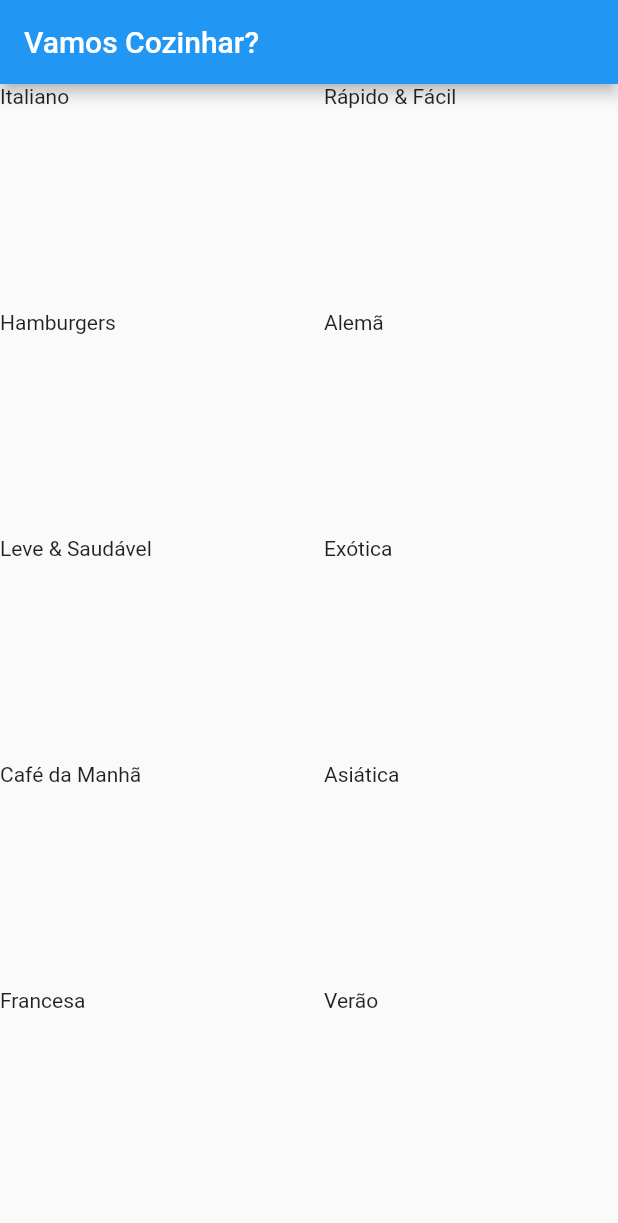
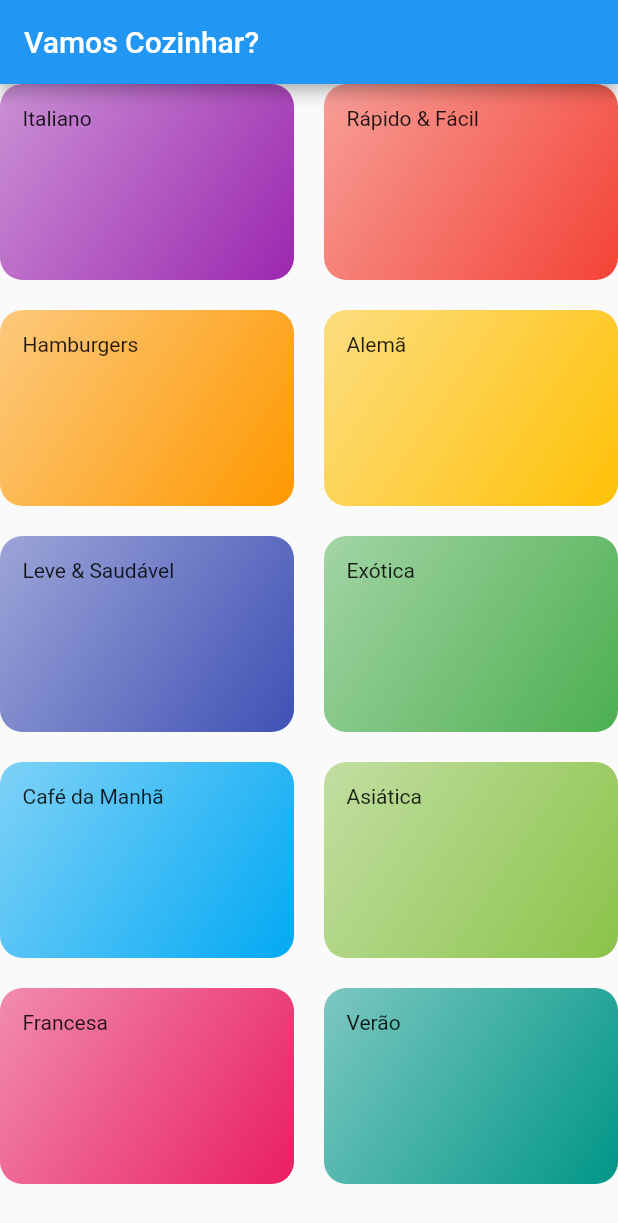
Before and after one commit to LucasWMedeiros/app_receitas, a Flutter app: the screen it shows after launch, on a phone screen of 412 x 824 dp. Shown: the top 1223 px of the screen. Run offline on Flutter 3.47's test engine with Material 2 defaults, Android fonts, the phone set to English and light mode, and no system bars.

Commit message:
Editando apresentação de estilo da categoria

```diff
--- /dev/null
+++ b/lib/Components/category_item.dart
@@ -0,0 +1,28 @@
+import 'package:app_receitas/models/category.dart';
+import 'package:flutter/material.dart';
+
+class CategoryItem extends StatelessWidget {
+
+  final Category category;
+
+  CategoryItem(this.category);
+
+  @override
+  Widget build(BuildContext context) {
+    return Container(
+      padding: EdgeInsets.all(15),
+      child: Text(category.title!),
+      decoration: BoxDecoration(
+        borderRadius: BorderRadius.circular(15),
+        gradient: LinearGradient(
+          colors: [
+            category.color!.withOpacity(0.5),
+            category.color!,
+          ],
+          begin: Alignment.topLeft,
+          end: Alignment.bottomRight
+        )
+      ),
+    );
+  }
+}
--- a/lib/Components/category_iten.dart
+++ /dev/null
@@ -1,16 +0,0 @@
-import 'package:app_receitas/models/category.dart';
-import 'package:flutter/material.dart';
-
-class CategoryItem extends StatelessWidget {
-
-  final Category category;
-
-  CategoryItem(this.category);
-
-  @override
-  Widget build(BuildContext context) {
-    return Container(
-      child: Text(category.title!),
-    );
-  }
-}
--- a/lib/Screens/categories_screen.dart
+++ b/lib/Screens/categories_screen.dart
@@ -1,6 +1,6 @@
 // ignore_for_file: prefer_const_constructors
 
-import 'package:app_receitas/Components/category_iten.dart';
+import 'package:app_receitas/Components/category_item.dart';
 import 'package:app_receitas/Data/dummy_data.dart';
 import 'package:flutter/material.dart';
 
```
